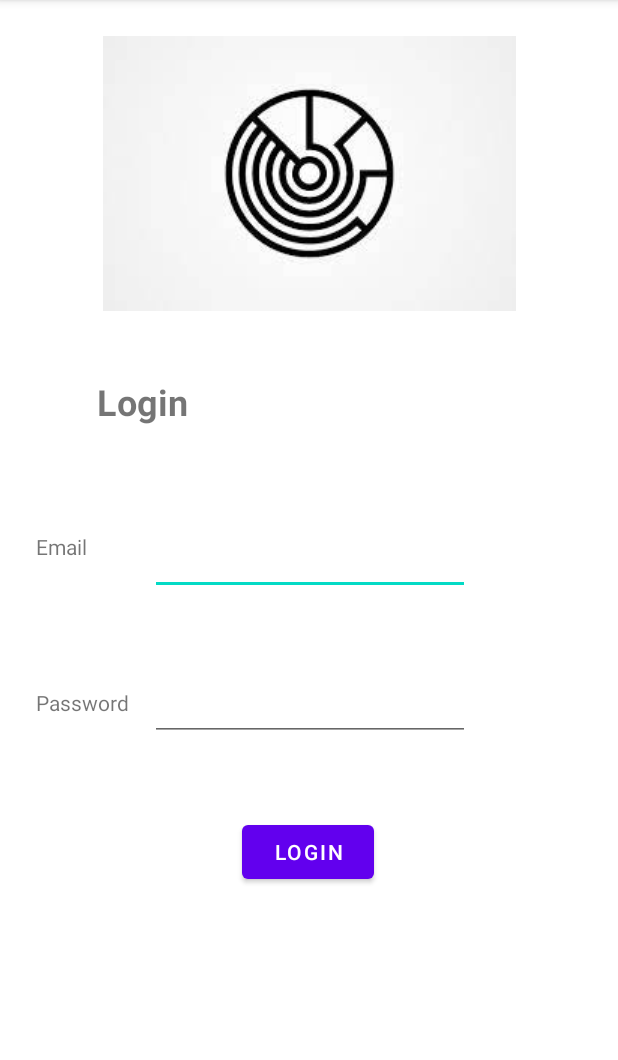
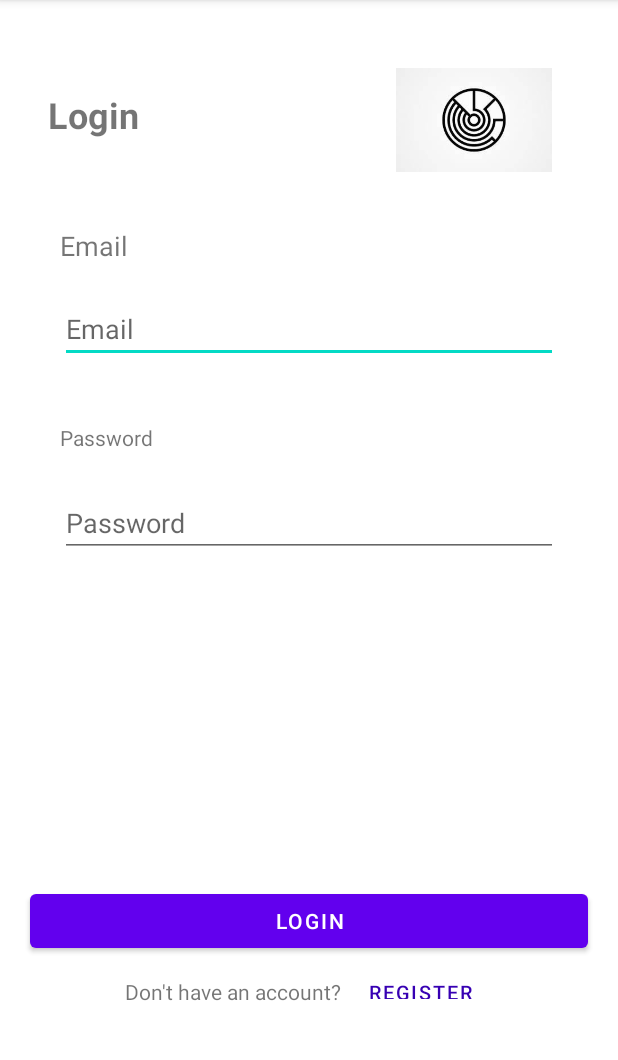
Before and after one commit to kaurina/Moviium, an Android app: the login screen opened directly, with no data from a screen before it, on a phone screen of 412 x 824 dp, the part 84-1144 px from its top. Run offline under Robolectric (Android 15) with nearby library versions, the phone set to English and light mode, and no system bars.

Commit message:
login page is now symmetrical to register page

```diff
--- a/app/src/main/res/layout/activity_login.xml
+++ b/app/src/main/res/layout/activity_login.xml
@@ -8,83 +8,118 @@
 
 
     <TextView
-        android:id="@+id/textView"
-        android:layout_width="133dp"
-        android:layout_height="35dp"
-        android:layout_marginTop="44dp"
+        android:id="@+id/txtLogin"
+        android:layout_width="wrap_content"
+        android:layout_height="31dp"
+        android:layout_marginTop="60dp"
+        android:layout_marginLeft="32dp"
         android:text="Login"
         android:textAlignment="center"
         android:textSize="24sp"
         android:textStyle="bold"
-        app:layout_constraintEnd_toEndOf="parent"
-        app:layout_constraintHorizontal_bias="0.1"
-        app:layout_constraintStart_toStartOf="parent"
-        app:layout_constraintTop_toBottomOf="@+id/imageView" />
+        app:layout_constraintLeft_toLeftOf="parent"
+        app:layout_constraintTop_toTopOf="parent"
+        />
 
     <EditText
         android:id="@+id/editTxtEmail"
-        android:layout_width="wrap_content"
+        android:layout_width="match_parent"
         android:layout_height="wrap_content"
-        android:layout_marginTop="144dp"
-        android:ems="10"
-        android:inputType="textPersonName"
-        app:layout_constraintEnd_toEndOf="parent"
-        app:layout_constraintHorizontal_bias="0.114"
-        app:layout_constraintStart_toEndOf="@+id/textView2"
-        app:layout_constraintTop_toBottomOf="@+id/imageView" />
+        android:layout_marginLeft="40dp"
+        android:layout_marginTop="20dp"
+        android:layout_marginRight="40dp"
+        android:hint="Email"
+        app:layout_constraintLeft_toLeftOf="parent"
+        app:layout_constraintTop_toBottomOf="@+id/textViewEmail"
+ />
 
     <TextView
-        android:id="@+id/textView3"
+        android:id="@+id/textViewPassword"
         android:layout_width="63dp"
         android:layout_height="24dp"
-        android:layout_marginStart="24dp"
-        android:layout_marginTop="80dp"
+        android:layout_marginLeft="40dp"
+        android:layout_marginTop="40dp"
         android:text="Password"
-        app:layout_constraintStart_toStartOf="parent"
-        app:layout_constraintTop_toBottomOf="@+id/textView2" />
+        app:layout_constraintLeft_toLeftOf="parent"
+        app:layout_constraintTop_toBottomOf="@+id/editTxtEmail"
+
+        />
 
     <Button
         android:id="@+id/btnLogin"
-        android:layout_width="wrap_content"
+        android:layout_width="match_parent"
         android:layout_height="wrap_content"
         android:text="Login"
+        android:layout_marginLeft="20dp"
+        android:layout_marginRight="20dp"
+        android:layout_marginBottom="130dp"
+        app:layout_constraintLeft_toLeftOf="parent"
         app:layout_constraintBottom_toBottomOf="parent"
-        app:layout_constraintEnd_toEndOf="parent"
-        app:layout_constraintHorizontal_bias="0.498"
-        app:layout_constraintStart_toStartOf="parent"
-        app:layout_constraintTop_toBottomOf="@+id/editTxtPassword"
-        app:layout_constraintVertical_bias="0.221" />
+        />
 
     <TextView
-        android:id="@+id/textView2"
-        android:layout_width="63dp"
-        android:layout_height="24dp"
-        android:layout_marginStart="24dp"
-        android:layout_marginTop="68dp"
+        android:id="@+id/textViewEmail"
+        android:layout_width="wrap_content"
+        android:layout_height="25dp"
+        android:layout_marginLeft="40dp"
+        android:layout_marginTop="60dp"
+        android:textSize="18sp"
         android:text="Email"
-        app:layout_constraintStart_toStartOf="parent"
-        app:layout_constraintTop_toBottomOf="@+id/textView" />
+        app:layout_constraintLeft_toLeftOf="parent"
+        app:layout_constraintTop_toBottomOf="@id/txtLogin"
+
+        />
+
 
     <EditText
         android:id="@+id/editTxtPassword"
-        android:layout_width="wrap_content"
+        android:layout_width="match_parent"
         android:layout_height="wrap_content"
-        android:layout_marginTop="52dp"
-        android:ems="10"
-        android:inputType="textPersonName"
-        app:layout_constraintEnd_toEndOf="parent"
-        app:layout_constraintHorizontal_bias="0.114"
-        app:layout_constraintStart_toEndOf="@+id/textView3"
-        app:layout_constraintTop_toBottomOf="@+id/editTxtEmail" />
+        android:layout_marginLeft="40dp"
+        android:layout_marginTop="20dp"
+        android:layout_marginRight="40dp"
+        android:hint="Password"
+        app:layout_constraintLeft_toLeftOf="parent"
+        app:layout_constraintTop_toBottomOf="@+id/textViewPassword"
+        />
 
     <ImageView
         android:id="@+id/imageView"
-        android:layout_width="wrap_content"
-        android:layout_height="wrap_content"
-        android:layout_marginTop="24dp"
+        android:layout_width="104dp"
+        android:layout_height="72dp"
+        android:layout_marginTop="44dp"
+        android:layout_marginEnd="44dp"
+        android:src="@drawable/microsoftteams_image"
         app:layout_constraintEnd_toEndOf="parent"
-        app:layout_constraintStart_toStartOf="parent"
-        app:layout_constraintTop_toTopOf="parent"
-        android:src="@drawable/microsoftteams_image" />
+        app:layout_constraintTop_toTopOf="parent" />
+
+    <LinearLayout
+        android:layout_width="250dp"
+        android:layout_height="34dp"
+        android:layout_marginLeft="83dp"
+        android:layout_marginBottom="92dp"
+        app:layout_constraintBottom_toBottomOf="parent"
+        app:layout_constraintLeft_toLeftOf="parent" >
+
+        <TextView
+            android:layout_width="wrap_content"
+            android:layout_height="wrap_content"
+            android:text="Don't have an account?"
+
+
+
+            />
+
+        <Button
+            android:layout_width="match_parent"
+            android:layout_height="match_parent"
+            android:text="Register"
+            android:background="@android:color/transparent"
+            android:textColor="@color/purple_700"
+            android:textSize="13sp"
+
+            />
+
+    </LinearLayout>
 
 </androidx.constraintlayout.widget.ConstraintLayout>
```
